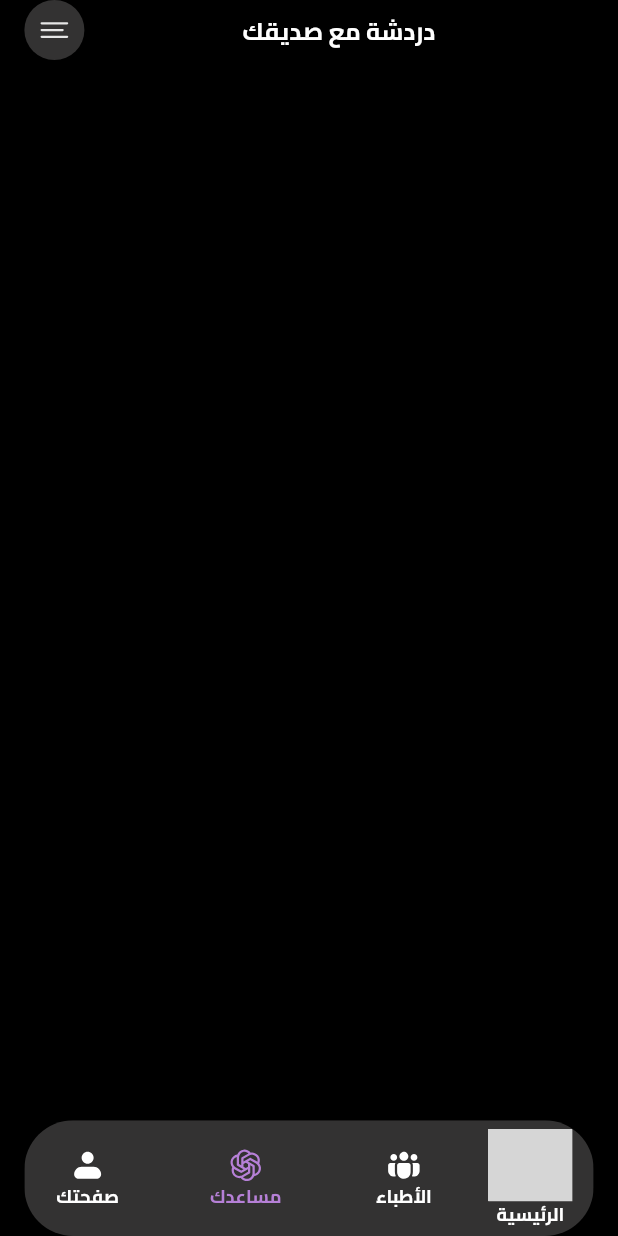
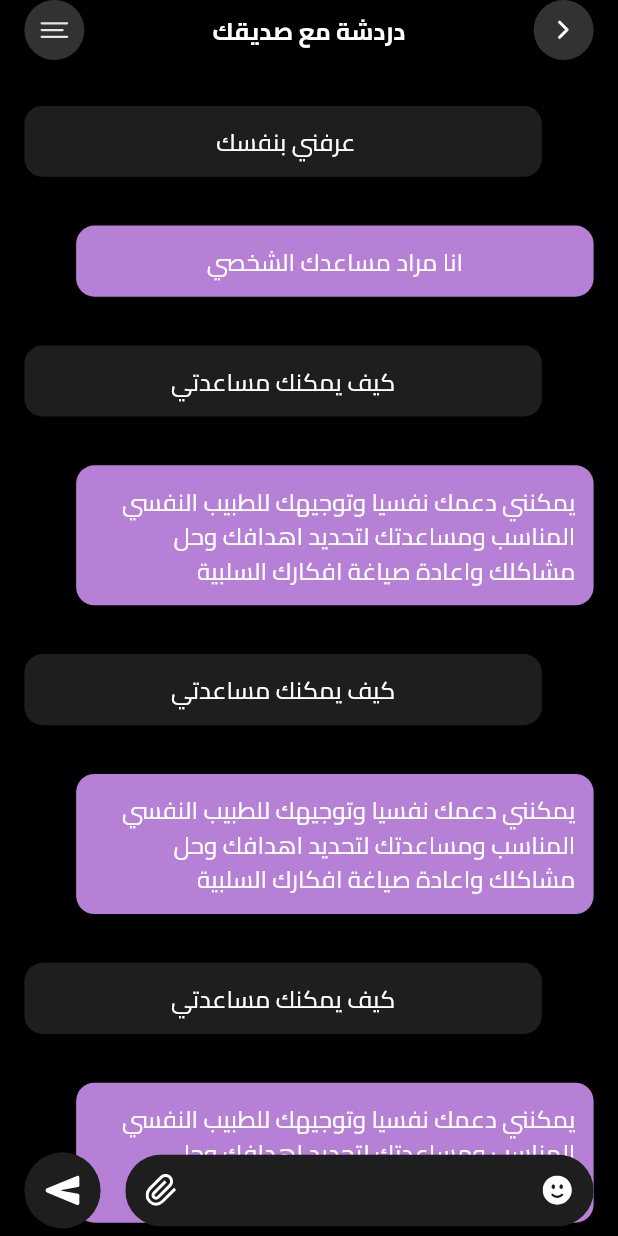
Before and after one commit to NaderSameer33/graduation_project, a Flutter app: the screen it shows after launch, item 3 of the bottom bar chosen, on a phone screen of 412 x 824 dp. Run offline on Flutter 3.47's test engine with Material 3 defaults, Android fonts, the phone set to English and light mode, and no system bars; our stand-ins replace cached_network_image, circular_countdown_timer, confetti, flutter_screenutil, flutter_svg, loading_animation_widget and 2 more; grey boxes are pictures that could not be loaded.

Commit message:
Finish of chat Bot page && create a custom drawer

```diff
--- a/lib/core/logic/app_routes.dart
+++ b/lib/core/logic/app_routes.dart
@@ -1,3 +1,4 @@
+import 'package:etmaen/home/pages/chat_bot/chat_bot_page.dart';
 import '../../ai/ai_analysis_view.dart';
 import '../../ai/ai_quiz_view.dart';
 import '../../ai/quiz_onborading/quiz_onborading.dart';
@@ -6,11 +7,9 @@ import '../../notifaction/notificaion_view.dart';
 import '../../views/app_plan.dart';
 import '../../auth/forget_passwrd/forget_passwrord_view.dart';
 import '../../auth/new_passwrod/new_passwrd_view.dart';
-
 import '../../auth/login/login_view.dart';
 import '../../auth/otp/otp_view.dart';
 import '../../auth/register/register_view.dart';
-
 import '../../on_borading/on_borading_view.dart';
 import '../../views/splash_view.dart';
 import '../../views/welcome_view.dart';
@@ -34,6 +33,7 @@ abstract class AppRoutes {
   static const String appPlan = '/appPlan';
   static const String home = '/home';
   static const String notifaction = '/notificaion';
+  static const String chatBot = '/chatBot';
 
   static Route? routeSetting(RouteSettings settings) {
     switch (settings.name) {
@@ -98,6 +98,10 @@ abstract class AppRoutes {
         return CupertinoPageRoute(
           builder: (context) => const NotificaionView(),
         );
+      case chatBot:
+        return CupertinoPageRoute(
+          builder: (context) => const ChatBotPage(),
+        );
 
       default:
         return CupertinoPageRoute(
--- a/lib/home/models/home_model.dart
+++ b/lib/home/models/home_model.dart
@@ -2,7 +2,7 @@ import 'package:flutter/material.dart';
 
 class HomeModel {
   final String image, title;
-  final Widget page;
+  final Widget? page;
 
-  const HomeModel({required this.image, required this.page, required this.title});
+  const HomeModel({required this.image,  this.page, required this.title});
 }
--- a/lib/home/pages/chat_bot/chat_bot_page.dart
+++ b/lib/home/pages/chat_bot/chat_bot_page.dart
@@ -1,6 +1,9 @@
-import '../../../core/ui/app_color.dart';
-import '../../../core/ui/app_image.dart';
-import '../../../core/ui/app_style.dart';
+import 'package:etmaen/home/pages/chat_bot/widgets/chat_bot_header.dart';
+import 'package:etmaen/home/pages/chat_bot/widgets/chat_bot_input.dart';
+import 'package:etmaen/home/pages/chat_bot/widgets/chat_bubble.dart';
+import 'package:etmaen/home/pages/chat_bot/widgets/chat_bubble_friend.dart';
+import 'package:etmaen/home/pages/chat_bot/widgets/custom_drawer.dart';
+
 import 'package:flutter/material.dart';
 import 'package:flutter_screenutil/flutter_screenutil.dart';
 
@@ -12,34 +15,98 @@ class ChatBotPage extends StatelessWidget {
   @override
   Widget build(BuildContext context) {
     return Scaffold(
-      drawer: Drawer(),
+      drawer: CustomDrawer(),
       body: SafeArea(
         child: Padding(
           padding: EdgeInsets.symmetric(horizontal: 16.r),
           child: Column(
             children: [
-              Row(
-                children: [
-                  Spacer(),
-                  Text(
-                    'دردشة مع صديقك',
-                    style: AppStyle.bold16,
-                  ),
-                  Spacer(),
-                  CircleAvatar(
-                    backgroundColor: AppColors.avatarColor,
-                    child: Builder(
-                      builder: (context) {
-                        return IconButton(
-                          onPressed: () {
-                            Scaffold.of(context).openDrawer();
-                          },
-                          icon: AppImage(image: 'menu.svg'),
-                        );
-                      },
+              ChatBotHeader(),
+              SizedBox(
+                height: 30.h,
+              ),
+              Expanded(
+                child: Stack(
+                  children: [
+                    ListView(
+                      children: [
+                        ChatBubbleBot(
+                          title: 'عرفني بنفسك ',
+                        ),
+
+                        SizedBox(
+                          height: 32.h,
+                        ),
+                        ChatBubble(
+                          title: 'انا مراد مساعدك الشخصي',
+                        ),
+                        SizedBox(
+                          height: 32.h,
+                        ),
+                        ChatBubbleBot(
+                          title: 'كيف يمكنك مساعدتي',
+                        ),
+
+                        SizedBox(
+                          height: 32.h,
+                        ),
+                        ChatBubble(
+                          title:
+                              'يمكنني دعمك نفسيا وتوجيهك للطبيب النفسي المناسب ومساعدتك لتحديد اهدافك وحل مشاكلك واعادة صياغة افكارك السلبية',
+                        ),
+                        SizedBox(
+                          height: 32.h,
+                        ),
+                        ChatBubbleBot(
+                          title: 'كيف يمكنك مساعدتي',
+                        ),
+
+                        SizedBox(
+                          height: 32.h,
+                        ),
+                        ChatBubble(
+                          title:
+                              'يمكنني دعمك نفسيا وتوجيهك للطبيب النفسي المناسب ومساعدتك لتحديد اهدافك وحل مشاكلك واعادة صياغة افكارك السلبية',
+                        ),
+                        SizedBox(
+                          height: 32.h,
+                        ),
+                        ChatBubbleBot(
+                          title: 'كيف يمكنك مساعدتي',
+                        ),
+
+                        SizedBox(
+                          height: 32.h,
+                        ),
+                        ChatBubble(
+                          title:
+                              'يمكنني دعمك نفسيا وتوجيهك للطبيب النفسي المناسب ومساعدتك لتحديد اهدافك وحل مشاكلك واعادة صياغة افكارك السلبية',
+                        ),
+                        SizedBox(
+                          height: 32.h,
+                        ),
+                        ChatBubbleBot(
+                          title: 'كيف يمكنك مساعدتي',
+                        ),
+
+                        SizedBox(
+                          height: 32.h,
+                        ),
+                        ChatBubble(
+                          title:
+                              'يمكنني دعمك نفسيا وتوجيهك للطبيب النفسي المناسب ومساعدتك لتحديد اهدافك وحل مشاكلك واعادة صياغة افكارك السلبية',
+                        ),
+                      ],
                     ),
-                  ),
-                ],
+
+                    Positioned(
+                      left: 0,
+                      right: 0,
+                      bottom: 5,
+                      child: ChatBotInput(),
+                    ),
+                  ],
+                ),
               ),
             ],
           ),
--- /dev/null
+++ b/lib/home/pages/chat_bot/widgets/chat_bot_header.dart
@@ -0,0 +1,50 @@
+import 'package:etmaen/core/ui/app_color.dart';
+import 'package:etmaen/core/ui/app_image.dart';
+import 'package:etmaen/core/ui/app_style.dart';
+import 'package:flutter/material.dart';
+
+class ChatBotHeader extends StatelessWidget {
+  const ChatBotHeader({
+    super.key,
+  });
+
+  @override
+  Widget build(BuildContext context) {
+    return Row(
+      children: [
+        CircleAvatar(
+          backgroundColor: AppColors.avatarColor,
+          child: Builder(
+            builder: (context) {
+              return IconButton(
+                onPressed: () {
+                  Navigator.pop(context);
+                },
+                icon: AppImage(image: 'arrow_back.svg'),
+              );
+            },
+          ),
+        ),
+        Spacer(),
+        Text(
+          'دردشة مع صديقك',
+          style: AppStyle.bold16,
+        ),
+        Spacer(),
+        CircleAvatar(
+          backgroundColor: AppColors.avatarColor,
+          child: Builder(
+            builder: (context) {
+              return IconButton(
+                onPressed: () {
+                  Scaffold.of(context).openDrawer();
+                },
+                icon: AppImage(image: 'menu.svg'),
+              );
+            },
+          ),
+        ),
+      ],
+    );
+  }
+}
--- /dev/null
+++ b/lib/home/pages/chat_bot/widgets/chat_bot_input.dart
@@ -0,0 +1,51 @@
+import 'package:etmaen/core/ui/app_color.dart';
+import 'package:etmaen/core/ui/app_image.dart';
+import 'package:etmaen/core/ui/app_style.dart';
+import 'package:flutter/material.dart';
+import 'package:flutter_screenutil/flutter_screenutil.dart';
+
+class ChatBotInput extends StatelessWidget {
+  const ChatBotInput({super.key});
+
+  @override
+  Widget build(BuildContext context) {
+    return Row(
+      children: [
+        Expanded(
+          child: ClipRRect(
+            borderRadius: BorderRadius.circular(32.r),
+
+            child: TextField(
+              style: AppStyle.bold16,
+              decoration: InputDecoration(
+                prefixIcon: IconButton(
+                  onPressed: () {},
+                  icon: AppImage(image: 'emoge.svg'),
+                ),
+                suffixIcon: IconButton(
+                  onPressed: () {},
+                  icon: AppImage(image: 'sticker.svg'),
+                ),
+                fillColor: AppColors.inputColor,
+                filled: true,
+                border: InputBorder.none,
+              ),
+            ),
+          ),
+        ),
+
+        SizedBox(
+          width: 15.w,
+        ),
+        CircleAvatar(
+          radius: 25.r,
+          backgroundColor: AppColors.inputColor,
+          child: IconButton(
+            onPressed: () {},
+            icon: AppImage(image: 'send.svg'),
+          ),
+        ),
+      ],
+    );
+  }
+}
--- /dev/null
+++ b/lib/home/pages/chat_bot/widgets/chat_bubble.dart
@@ -0,0 +1,34 @@
+import 'package:etmaen/core/ui/app_color.dart';
+import 'package:etmaen/core/ui/app_style.dart';
+import 'package:flutter/material.dart';
+import 'package:flutter_screenutil/flutter_screenutil.dart';
+
+class ChatBubble extends StatelessWidget {
+  const ChatBubble({
+    super.key,
+    required this.title,
+  });
+  final String title;
+
+  @override
+  Widget build(BuildContext context) {
+    return Align(
+      alignment: Alignment.centerRight,
+      child: Container(
+        alignment: Alignment.center,
+        padding: EdgeInsets.all(12.r),
+        width: 314.w,
+        decoration: BoxDecoration(
+          color: AppColors.primiryColor,
+          borderRadius: BorderRadius.circular(12.r),
+        ),
+        child: Text(
+          title,
+          style: AppStyle.regular16.copyWith(
+            color: AppColors.whiteColor,
+          ),
+        ),
+      ),
+    );
+  }
+}
--- /dev/null
+++ b/lib/home/pages/chat_bot/widgets/chat_bubble_friend.dart
@@ -0,0 +1,34 @@
+import 'package:etmaen/core/ui/app_color.dart';
+import 'package:etmaen/core/ui/app_style.dart';
+import 'package:flutter/material.dart';
+import 'package:flutter_screenutil/flutter_screenutil.dart';
+
+class ChatBubbleBot extends StatelessWidget {
+  const ChatBubbleBot({
+    super.key,
+    required this.title,
+  });
+  final String title;
+
+  @override
+  Widget build(BuildContext context) {
+    return Align(
+      alignment: Alignment.centerLeft,
+      child: Container(
+        alignment: Alignment.center,
+        padding: EdgeInsets.all(12.r),
+        width: 314.w,
+        decoration: BoxDecoration(
+          color: AppColors.inputColor,
+          borderRadius: BorderRadius.circular(12.r),
+        ),
+        child: Text(
+          title,
+          style: AppStyle.regular16.copyWith(
+            color: AppColors.whiteColor,
+          ),
+        ),
+      ),
+    );
+  }
+}
--- /dev/null
+++ b/lib/home/pages/chat_bot/widgets/custom_drawer.dart
@@ -0,0 +1,12 @@
+import 'package:flutter/material.dart';
+
+class CustomDrawer extends StatelessWidget {
+  const CustomDrawer({super.key});
+
+  @override
+  Widget build(BuildContext context) {
+    return Drawer(
+
+    )  ;
+  }
+}
--- a/lib/home/views/home_view.dart
+++ b/lib/home/views/home_view.dart
@@ -1,3 +1,5 @@
+import 'package:etmaen/core/logic/app_routes.dart';
+
 import '../../core/ui/app_color.dart';
 import '../../core/ui/app_image.dart';
 import '../../core/ui/app_style.dart';
@@ -28,12 +30,11 @@ class _HomeViewState extends State<HomeView> {
       page: DoctorsPage(),
       title: 'الأطباء',
     ),
+
     HomeModel(
       image: 'ai.svg',
-      page: ChatBotPage(),
       title: 'مساعدك',
     ),
-
     HomeModel(
       image: 'profile.svg',
       page: ProfilePage(),
@@ -46,7 +47,6 @@ class _HomeViewState extends State<HomeView> {
   @override
   Widget build(BuildContext context) {
     return Scaffold(
-
       body: AnimatedSwitcher(
         duration: Duration(seconds: 1),
         child: list[currentIndex].page,
@@ -71,6 +71,9 @@ class _HomeViewState extends State<HomeView> {
             currentIndex: currentIndex,
 
             onTap: (index) {
+              if (index == 2) {
+                Navigator.pushNamed(context, AppRoutes.chatBot);
+              }
               setState(() {
                 currentIndex = index;
               });
--- a/lib/on_borading/widget/on_borading_item.dart
+++ b/lib/on_borading/widget/on_borading_item.dart
@@ -92,7 +92,7 @@ class OnBoradingItem extends StatelessWidget {
                   onPressed: () => index == 4
                       ? Navigator.pushNamed(context, AppRoutes.welcomeLogin)
                       : pageController.nextPage(
-                          duration: const Duration(seconds: 1),
+                          duration: const Duration(milliseconds: 500),
                           curve: Curves.fastOutSlowIn,
                         ),
 
```
Also changed, not shown: assets/icons/emoge.svg (added), assets/icons/send.svg (added), assets/icons/sticker.svg (added), 1 other file.
